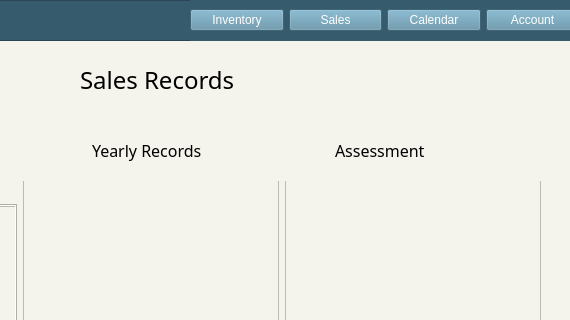
The window that sales.ui (ongchangco/Economystique2) describes before a commit, drawn with Qt 5; both pictures show x 230 to 800 and y 0 to 320 of the 800 by 600 pixel window.
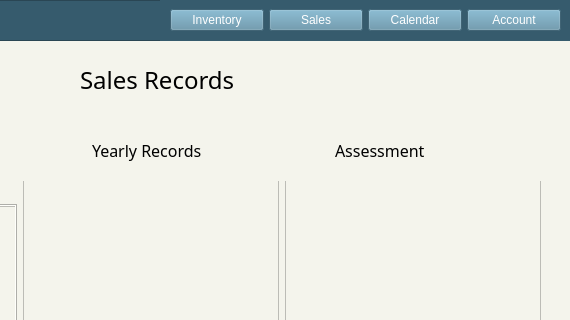
The same window after the commit. Icons and pictures are not drawn.

Patch:
```diff
--- a/sales.ui
+++ b/sales.ui
@@ -627,9 +627,9 @@
     <widget class="QWidget" name="horizontalLayoutWidget_5">
      <property name="geometry">
       <rect>
-       <x>420</x>
+       <x>390</x>
        <y>0</y>
-       <width>389</width>
+       <width>411</width>
        <height>41</height>
       </rect>
      </property>
@@ -637,6 +637,12 @@
       <property name="spacing">
        <number>5</number>
       </property>
+      <property name="leftMargin">
+       <number>10</number>
+      </property>
+      <property name="rightMargin">
+       <number>10</number>
+      </property>
       <item>
        <widget class="QPushButton" name="pushButton_9">
         <property name="styleSheet">
```
Left out of the diff: 8 changed lines with no effect on the pictures.
